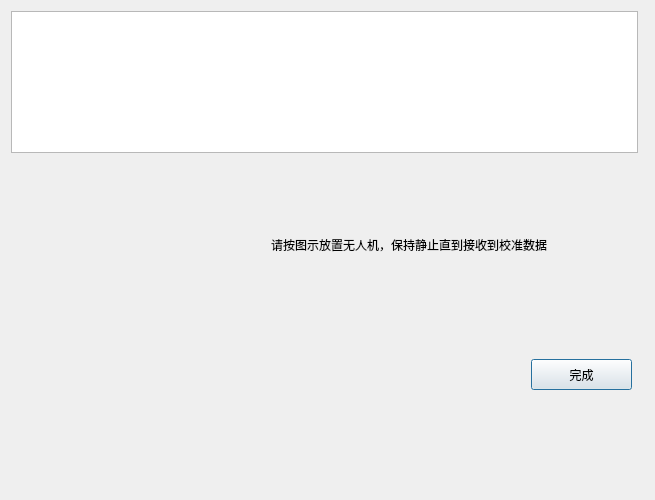
First picture: the form in UAVManage/calibrationdialog.ui, repository gessd/UAVManage, before the edit.
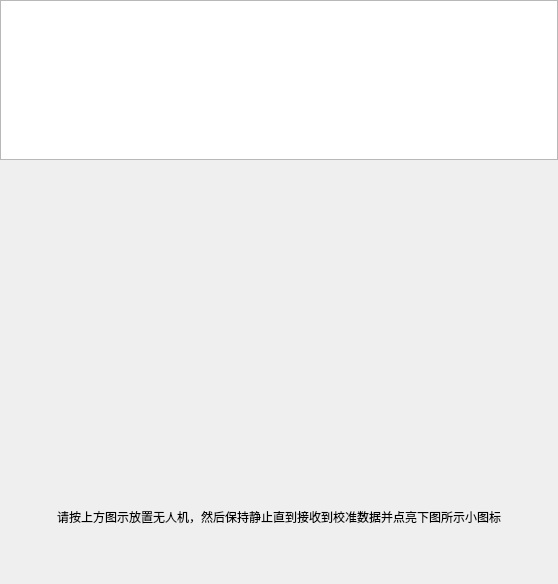
Second picture: the form after the edit. Icons and pictures are not drawn.

Commit message: 磁罗盘校准图示

Diff of the .ui file:
```diff
--- a/UAVManage/calibrationdialog.ui
+++ b/UAVManage/calibrationdialog.ui
@@ -6,8 +6,8 @@
    <rect>
     <x>0</x>
     <y>0</y>
-    <width>655</width>
-    <height>500</height>
+    <width>558</width>
+    <height>584</height>
    </rect>
   </property>
   <property name="sizePolicy">
@@ -22,15 +22,40 @@
   <property name="styleSheet">
    <string notr="true"/>
   </property>
-  <layout class="QGridLayout" name="gridLayout" rowstretch="3,7">
-   <item row="0" column="0">
-    <widget class="QTextBrowser" name="textBrowser"/>
+  <layout class="QGridLayout" name="gridLayout">
+   <property name="leftMargin">
+    <number>0</number>
+   </property>
+   <property name="topMargin">
+    <number>0</number>
+   </property>
+   <property name="rightMargin">
+    <number>0</number>
+   </property>
+   <property name="bottomMargin">
+    <number>0</number>
+   </property>
+   <property name="spacing">
+    <number>0</number>
+   </property>
+   <item row="0" column="0" colspan="2">
+    <widget class="QTextBrowser" name="textBrowser">
+     <property name="minimumSize">
+      <size>
+       <width>0</width>
+       <height>160</height>
+      </size>
+     </property>
+     <property name="maximumSize">
+      <size>
+       <width>16777215</width>
+       <height>160</height>
+      </size>
+     </property>
+    </widget>
    </item>
    <item row="1" column="0" colspan="2">
     <widget class="QStackedWidget" name="stackedWidgetProgress">
-     <property name="styleSheet">
-      <string notr="true"/>
-     </property>
      <property name="currentIndex">
       <number>4</number>
      </property>
@@ -38,67 +63,96 @@
      <widget class="QWidget" name="page_1"/>
      <widget class="QWidget" name="page_2"/>
      <widget class="QWidget" name="page_3"/>
-     <widget class="QWidget" name="page_4">
-      <property name="styleSheet">
-       <string notr="true"/>
-      </property>
-      <widget class="QLabel" name="label_7">
-       <property name="geometry">
-        <rect>
-         <x>260</x>
-         <y>40</y>
-         <width>361</width>
-         <height>91</height>
-        </rect>
+     <widget class="QWidget" name="pageAcc">
+      <layout class="QVBoxLayout" name="verticalLayout" stretch="8,1,1">
+       <property name="spacing">
+        <number>0</number>
+       </property>
+       <property name="leftMargin">
+        <number>0</number>
        </property>
+       <property name="topMargin">
+        <number>0</number>
+       </property>
+       <property name="rightMargin">
+        <number>0</number>
+       </property>
+       <property name="bottomMargin">
+        <number>0</number>
+       </property>
+       <item>
+        <layout class="QHBoxLayout" name="horizontalLayout_2" stretch="5,90,5">
+         <property name="spacing">
+          <number>0</number>
+         </property>
+         <item>
+          <spacer name="horizontalSpacer">
+           <property name="orientation">
+            <enum>Qt::Horizontal</enum>
+           </property>
+           <property name="sizeHint" stdset="0">
+            <size>
+             <width>40</width>
+             <height>20</height>
+            </size>
+           </property>
+          </spacer>
+         </item>
+         <item>
+          <widget class="QLabel" name="labelAccGif">
+           <property name="text">
+            <string/>
+           </property>
+          </widget>
+         </item>
+         <item>
+          <spacer name="horizontalSpacer_2">
+           <property name="orientation">
+            <enum>Qt::Horizontal</enum>
+           </property>
+           <property name="sizeHint" stdset="0">
+            <size>
+             <width>40</width>
+             <height>20</height>
+            </size>
+           </property>
+          </spacer>
+         </item>
+        </layout>
+       </item>
+       <item>
+        <widget class="QLabel" name="labelAccText">
        <property name="sizePolicy">
         <sizepolicy hsizetype="Preferred" vsizetype="Minimum">
          <horstretch>0</horstretch>
          <verstretch>0</verstretch>
         </sizepolicy>
        </property>
+         <property name="minimumSize">
+          <size>
+           <width>0</width>
+           <height>50</height>
+          </size>
+         </property>
+         <property name="maximumSize">
+          <size>
+           <width>16777215</width>
+           <height>50</height>
+          </size>
+         </property>
        <property name="text">
-        <string>请按图示放置无人机，保持静止直到接收到校准数据</string>
+          <string>请按上方图示放置无人机，然后保持静止直到接收到校准数据并点亮下图所示小图标</string>
+         </property>
+         <property name="alignment">
+          <set>Qt::AlignCenter</set>
        </property>
        <property name="wordWrap">
         <bool>true</bool>
        </property>
       </widget>
-      <widget class="QLabel" name="labelAccGif">
-       <property name="geometry">
-        <rect>
-         <x>0</x>
-         <y>0</y>
-         <width>258</width>
-         <height>258</height>
-        </rect>
-       </property>
-       <property name="text">
-        <string/>
-       </property>
-      </widget>
-      <widget class="QPushButton" name="btnAccFinished">
-       <property name="geometry">
-        <rect>
-         <x>520</x>
-         <y>200</y>
-         <width>101</width>
-         <height>31</height>
-        </rect>
-       </property>
-       <property name="text">
-        <string>完成</string>
-       </property>
-      </widget>
+       </item>
+       <item>
       <widget class="QWidget" name="widgetAccProgress" native="true">
-       <property name="geometry">
-        <rect>
-         <x>0</x>
-         <y>260</y>
-         <width>631</width>
-         <height>71</height>
-        </rect>
-       </property>
        <property name="styleSheet">
         <string notr="true">QLabel{background:&quot;#0000FF&quot;;}
 QLabel:disabled{background:&quot;#666666&quot;;}</string>
@@ -115,12 +169,6 @@
           <property name="enabled">
            <bool>false</bool>
           </property>
-          <property name="sizePolicy">
-           <sizepolicy hsizetype="Maximum" vsizetype="Maximum">
-            <horstretch>0</horstretch>
-            <verstretch>0</verstretch>
-           </sizepolicy>
-          </property>
           <property name="maximumSize">
            <size>
             <width>64</width>
@@ -231,6 +279,12 @@
           <property name="enabled">
            <bool>false</bool>
           </property>
+            <property name="sizePolicy">
+             <sizepolicy hsizetype="Maximum" vsizetype="Maximum">
+              <horstretch>0</horstretch>
+              <verstretch>0</verstretch>
+             </sizepolicy>
+            </property>
           <property name="maximumSize">
            <size>
             <width>64</width>
@@ -250,6 +304,8 @@
         </item>
        </layout>
       </widget>
+       </item>
+      </layout>
      </widget>
      <widget class="QWidget" name="page_5"/>
      <widget class="QWidget" name="page_6"/>
```
Left out of the diff: 12 changed lines with no effect on the pictures. Lines whose indentation alone changed are shown as unchanged. The commit also changes 11 other files.
